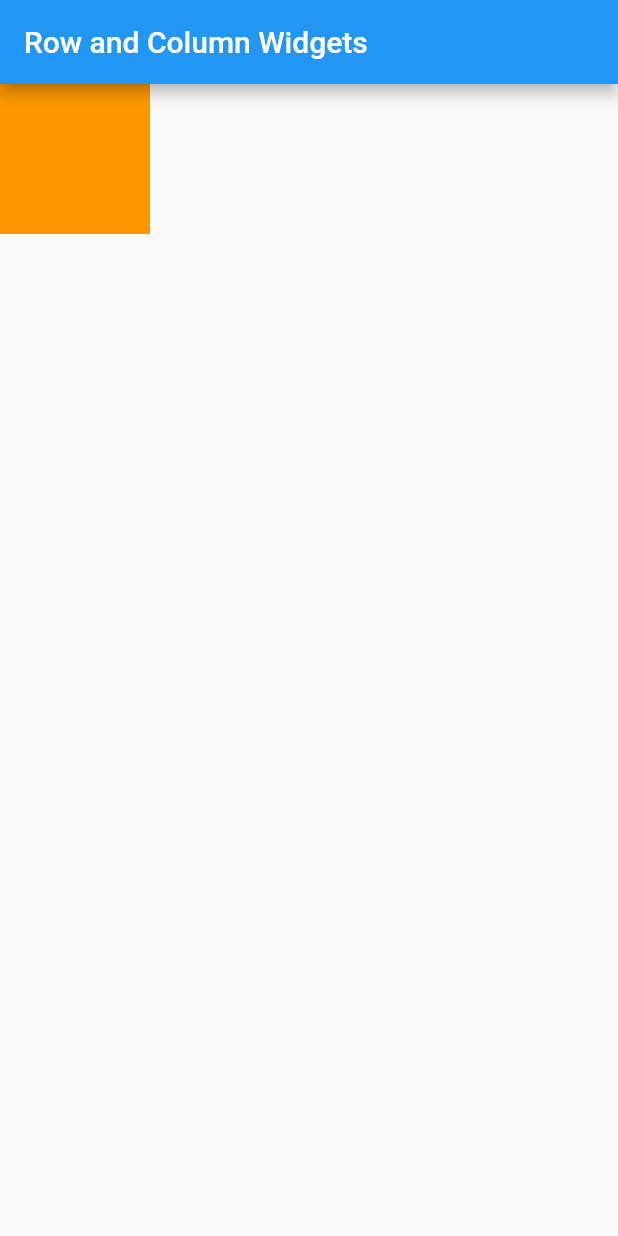
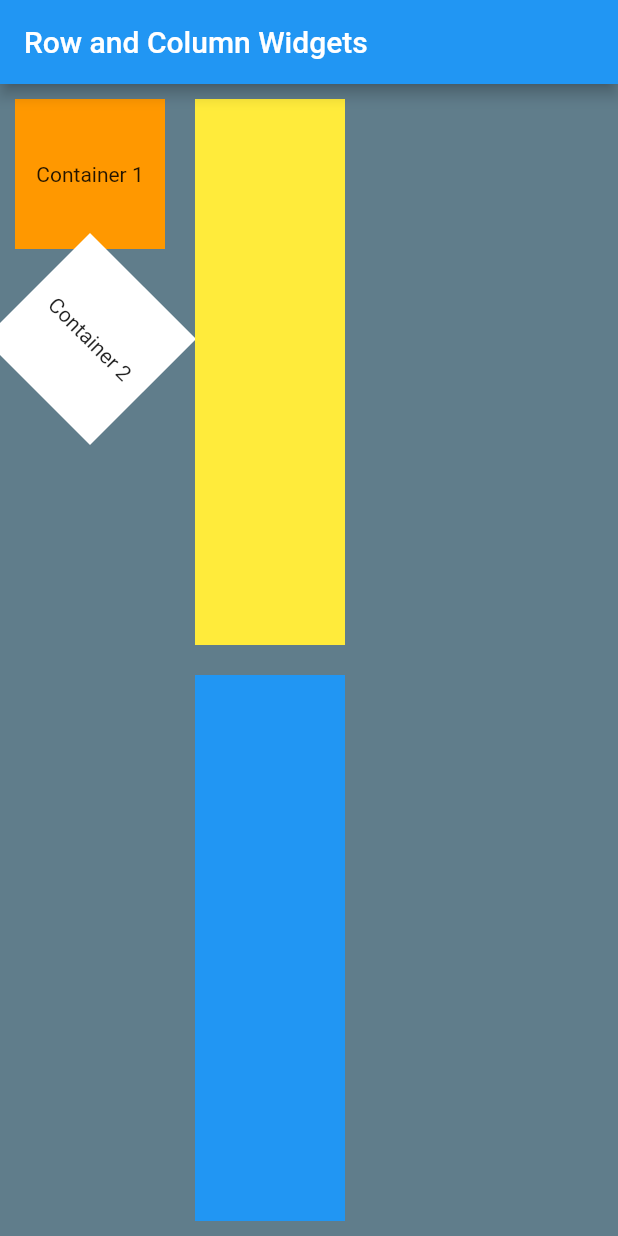
Before and after one commit to spencerboles/FlutterApp01_SpencerBoles, a Flutter app: the screen it shows after launch, on a phone screen of 412 x 824 dp. Run offline on Flutter 3.47's test engine with Material 2 defaults, Android fonts, the phone set to English and light mode, and no system bars.

Commit message:
Create columns and add container to column 1 and column 2

```diff
--- a/flutterapp01_spencerboles/lib/main.dart
+++ b/flutterapp01_spencerboles/lib/main.dart
@@ -1,4 +1,5 @@
 import 'package:flutter/material.dart';
+import 'dart:math';
 
 void main() {
   runApp(MyApp());
@@ -11,6 +12,7 @@ class MyApp extends StatelessWidget
   {
     return MaterialApp(
       home: Scaffold(
+         backgroundColor: Colors.blueGrey,
         appBar: AppBar(
           title: Text('Row and Column Widgets'),
           backgroundColor: Colors.blue,
@@ -20,18 +22,62 @@ class MyApp extends StatelessWidget
         children: [
           Column(
             children: <Widget>[
-              Container(
-                color: Colors.orange,
-                width: 100.0,
-                height: 100.0,
+              Padding(
+                padding: const EdgeInsets.all(10.0),
+                child: Center(
+                  child: Container(
+                    color: Colors.orange,
+                    width: 100.0,
+                    height: 100.0,
 
+                    child: Center(child: Text('Container 1')),
+
+
+
+                  ),
+                ),
+              ),
+              Transform.rotate(
+                angle: pi/4,
+                child: Column(
+                  children: [
+                    Container(
+                    color: Colors.white,
+                    height: 100.0,
+                    width:100.0,
+                    child: Center(child: Text('Container 2'))
+              ),
+                  ],
+                )
               )
 
             ],
           ),
           Column(
             children: [
+              Expanded(
+                child: Padding(
+                  padding: EdgeInsets.all(10.0),
+                  child: Container(
+                width: 100.0,
+                color: Colors.yellow,
 
+
+              )
+                )
+              ),
+
+              Expanded(
+                child: Padding(
+                  padding: EdgeInsets.all(10.0),
+                  child: Container(
+                width: 100.0,
+                color: Colors.blue,
+
+
+              )
+                )
+              )
 
             ],
           ),
```
